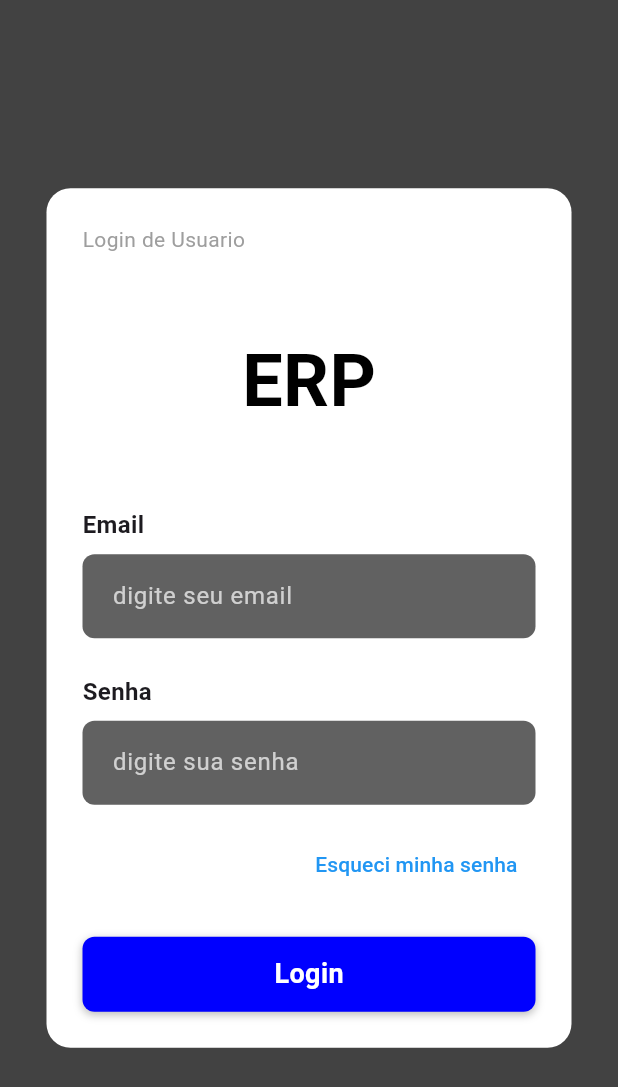
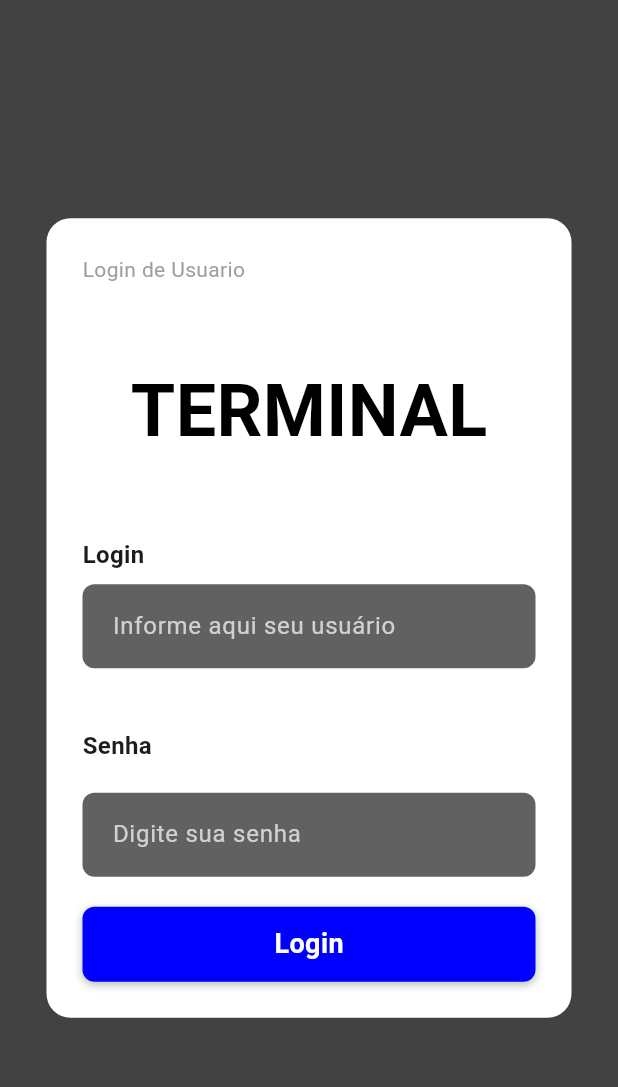
Before and after one commit to Mirandacc97/Flutter_Tcc_Frontend, a Flutter app: the screen it shows after launch, on a phone screen of 412 x 824 dp. Shown: the top 1087 px of the screen. Run offline on Flutter 3.47's test engine with Material 3 defaults, Android fonts, the light colour scheme and no system bars.

Commit message:
003 - Commit

```diff
--- a/lib/main.dart
+++ b/lib/main.dart
@@ -5,6 +5,8 @@
 void main() {
   runApp(MyApp());
 }
+
+//123
 
 class MyApp extends StatelessWidget {
   @override
@@ -25,6 +27,8 @@
   _LoginScreenState createState() => _LoginScreenState();
 }
 
+final double espacoTextoCampo = 20;
+
 class _LoginScreenState extends State<LoginScreen> {
   final _emailController = TextEditingController();
   final _passwordController = TextEditingController();
@@ -35,11 +39,9 @@
       _isLoading = true;
     });
 
-    final String email = _emailController.text;
+    final String email = _emailController.text.trim();
     final String password = _passwordController.text;
-
-    // Replace this with your actual API endpoint
-    final String apiUrl = "https://your-api-endpoint.com/login";
+    final String apiUrl = "http://192.168.15.10:8080/login";
 
     try {
       final response = await http.post(
@@ -48,38 +50,36 @@
           'Content-Type': 'application/json; charset=UTF-8',
         },
         body: jsonEncode(<String, String>{
-          'usuario': email,
+          'nome': email,
           'senha': password,
         }),
       );
 
       if (response.statusCode == 200) {
-        // Assuming the API returns a JSON object with a 'success' key
         final responseData = jsonDecode(response.body);
-        final bool loginSuccess = responseData['success'];
+        print(responseData.toString());
+        final bool loginSuccess = responseData['success'] == true;
 
         if (loginSuccess) {
-          // Navigate to the next screen or show a success message
           print("Login bem-sucedido!");
           ScaffoldMessenger.of(context).showSnackBar(
             SnackBar(content: Text('Login bem-sucedido!')),
           );
+          // Aqui você pode redirecionar o usuário, salvar token, etc.
         } else {
-          // Show an error message from the server
-          print("Falha no login: ${responseData['message']}");
+          String message = responseData['message'] ?? "Usuário ou senha incorretos";
+          print("Falha no login: $message");
           ScaffoldMessenger.of(context).showSnackBar(
-            SnackBar(content: Text('Falha no login: ${responseData['message']}')),
+            SnackBar(content: Text('Falha no login: $message')),
           );
         }
       } else {
-        // Handle non-200 status codes
         print("Erro de servidor: ${response.statusCode}");
         ScaffoldMessenger.of(context).showSnackBar(
           SnackBar(content: Text('Erro de servidor: ${response.statusCode}')),
         );
       }
     } catch (e) {
-      // Handle network or other errors
       print("Ocorreu um erro: $e");
       ScaffoldMessenger.of(context).showSnackBar(
         SnackBar(content: Text('Ocorreu um erro: Verifique sua conexão.')),
@@ -118,7 +118,7 @@
                 const SizedBox(height: 50),
                 const Center(
                   child: Text(
-                    'ERP',
+                    'TERMINAL',
                     style: TextStyle(
                       fontSize: 48,
                       fontWeight: FontWeight.bold,
@@ -128,7 +128,7 @@
                 ),
                 const SizedBox(height: 50),
                 const Text(
-                  'Email',
+                  'Login',
                   style: TextStyle(
                     fontSize: 16,
                     fontWeight: FontWeight.bold,
@@ -138,7 +138,7 @@
                 TextField(
                   controller: _emailController,
                   decoration: InputDecoration(
-                    hintText: 'digite seu email',
+                    hintText: 'Informe aqui seu usuário',
                     filled: true,
                     fillColor: Colors.grey[700],
                     border: OutlineInputBorder(
@@ -151,7 +151,9 @@
                   ),
                   style: const TextStyle(color: Colors.white),
                 ),
-                const SizedBox(height: 24),
+
+                const SizedBox(height: 40),
+
                 const Text(
                   'Senha',
                   style: TextStyle(
@@ -159,12 +161,14 @@
                     fontWeight: FontWeight.bold,
                   ),
                 ),
-                const SizedBox(height: 8),
+
+                SizedBox(height: espacoTextoCampo),
+
                 TextField(
                   controller: _passwordController,
                   obscureText: true,
                   decoration: InputDecoration(
-                    hintText: 'digite sua senha',
+                    hintText: 'Digite sua senha',
                     filled: true,
                     fillColor: Colors.grey[700],
                     border: OutlineInputBorder(
@@ -177,23 +181,8 @@
                   ),
                   style: const TextStyle(color: Colors.white),
                 ),
-                const SizedBox(height: 16),
-                Align(
-                  alignment: Alignment.centerRight,
-                  child: TextButton(
-                    onPressed: () {
-                      // Handle "Esqueci minha senha"
-                      print("Esqueci minha senha pressed!");
-                    },
-                    child: const Text(
-                      'Esqueci minha senha',
-                      style: TextStyle(
-                        color: Colors.blue,
-                      ),
-                    ),
-                  ),
-                ),
-                const SizedBox(height: 24),
+
+                SizedBox(height: espacoTextoCampo),
                 _isLoading
                     ? const Center(child: CircularProgressIndicator())
                     : Container(
--- a/pubspec.yaml
+++ b/pubspec.yaml
@@ -1,4 +1,4 @@
-name: flutter_tcc_frontend
+name: pdv2
 description: "A new Flutter project."
 # The following line prevents the package from being accidentally published to
 # pub.dev using `flutter pub publish`. This is preferred for private packages.
@@ -34,6 +34,7 @@
   # The following adds the Cupertino Icons font to your application.
   # Use with the CupertinoIcons class for iOS style icons.
   cupertino_icons: ^1.0.8
+  http: ^1.4.0
 
 dev_dependencies:
   flutter_test:
```
Also changed, not shown: pubspec.lock, 115 other files.
